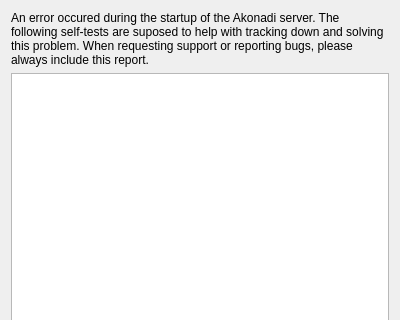
This is selftestdialog.ui in KDE/akonadi as Qt 5 draws it before an edit; both pictures show x 0 to 400 and y 0 to 320 of the 400 by 467 pixel window. The edited form follows.
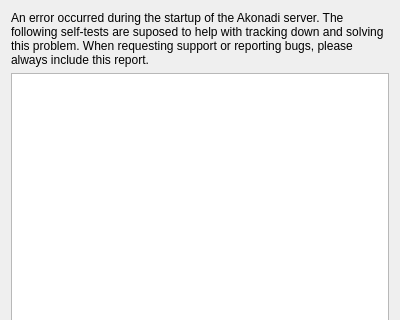
This is the edited form.

Commit message: misspelling-- SVN_SILENT:

```diff
--- a/selftestdialog.ui
+++ b/selftestdialog.ui
@@ -16,7 +16,7 @@
    <item>
     <widget class="QLabel" name="label" >
      <property name="text" >
-      <string>An error occured during the startup of the Akonadi server. The following self-tests are suposed to help with tracking down and solving this problem. When requesting support or reporting bugs, please always include this report.</string>
+      <string>An error occurred during the startup of the Akonadi server. The following self-tests are suposed to help with tracking down and solving this problem. When requesting support or reporting bugs, please always include this report.</string>
      </property>
      <property name="wordWrap" >
       <bool>true</bool>
```
The commit also changes 1 other file.
